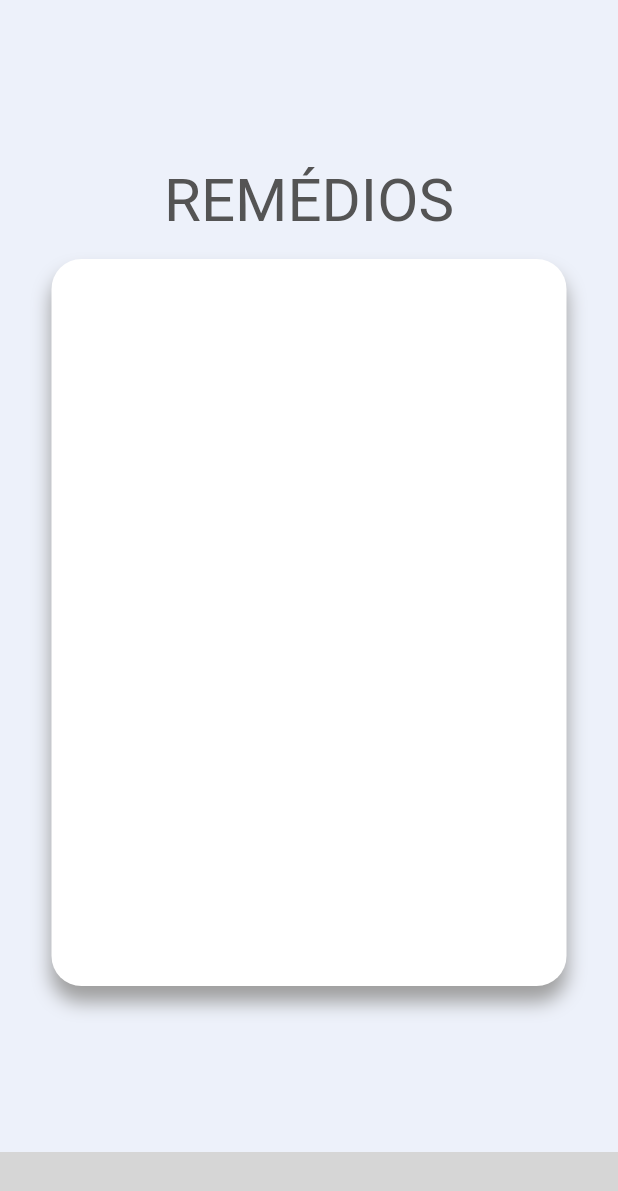
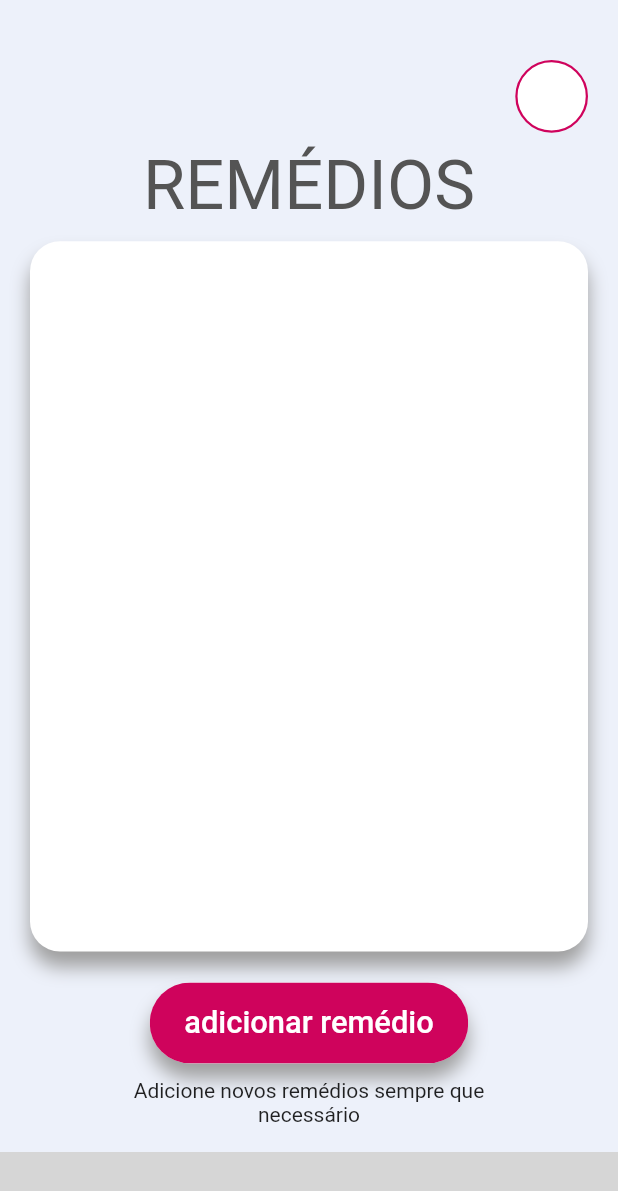
Before and after one commit to lucasbustamante/S.A.M.A.T, a Flutter app: the screen it shows after launch, on a phone screen of 412 x 824 dp. Shown: the top 1191 px of the screen. Run offline on Flutter 3.47's test engine with Material 2 defaults, Android fonts, the phone set to English and light mode, and no system bars; missing offline and left inert: convex_bottom_bar_fix; grey boxes are pictures that could not be loaded.

Commit message:
realocação de arquivos

```diff
--- /dev/null
+++ b/lib/design/button.dart
@@ -0,0 +1,33 @@
+import 'package:flutter/material.dart';
+
+import 'colors.dart';
+
+
+class Button extends StatelessWidget {
+  final String buttontext;
+
+  Button(this.buttontext);
+
+  @override
+  Widget build(BuildContext context) {
+    return Container(
+      decoration: BoxDecoration(
+        borderRadius: BorderRadius.circular(40),
+        boxShadow: [BoxShadow(color: Colors.grey,
+          blurRadius: 10,
+          offset: Offset(0,10
+          )),
+      ],),
+      child: Chip(
+          backgroundColor: kPrimaryColor,
+          padding: EdgeInsets.symmetric(horizontal: 15, vertical: 15),
+          label: Text(
+            buttontext,
+            style: TextStyle(
+                fontWeight: FontWeight.w500,
+                color: Colors.white,
+                fontSize: MediaQuery.of(context).size.width/20),
+          )),
+    );
+  }
+}
--- a/lib/convex_bar.dart
+++ b/lib/design/convex_bar.dart
@@ -1,6 +1,6 @@
 import 'package:convex_bottom_bar_fix/convex_bottom_bar_fix.dart';
 import 'package:flutter/material.dart';
-import 'package:tamas/colors.dart';
+import 'package:tamas/design/colors.dart';
 import 'package:tamas/info_container.dart';
 
 class Convex_Bar extends StatefulWidget {
@@ -21,8 +21,12 @@ class _Convex_BarState extends State<Convex_Bar> {
             children: [
               Expanded(child:
               TabBarView(children: [
-                Info_Container('REMÉDIOS'),
-                Info_Container('HISTÓRICO'),
+                Info_Container(
+                  'REMÉDIOS',
+                  button: 'adicionar remédio',
+                info: 'Adicione novos remédios sempre que necessário'),
+                Info_Container('HISTÓRICO',
+                    ),
                 Info_Container('CONFIGURAÇÕES'),
               ])),
             ],
--- a/lib/info_container.dart
+++ b/lib/info_container.dart
@@ -1,20 +1,31 @@
 import 'package:flutter/material.dart';
-import 'package:tamas/colors.dart';
+import 'package:tamas/design/button.dart';
+import 'package:tamas/design/colors.dart';
+import 'package:tamas/profile.dart';
 
 class Info_Container extends StatelessWidget {
   final String text;
-  Info_Container(this.text);
+  final String? button;
+  final String? info;
+  Info_Container(this.text,{this.button, this.info});
 
   @override
   Widget build(BuildContext context) {
-    return Column(
-      mainAxisAlignment: MainAxisAlignment.center,
+    return Padding(
+      padding: const EdgeInsets.only(left: 20, right: 20, top: 40),
+      child: Column(crossAxisAlignment: CrossAxisAlignment.end,
         children: [
-        Text(text, style: TextStyle(fontSize: 40, color: kFontColor)),
-        SizedBox(height: 15),
-        Container(
-          height: MediaQuery.of(context).size.height/1.7,
-          width: MediaQuery.of(context).size.width/1.2,
+          Profile(),
+          SizedBox(height: MediaQuery.of(context).size.height/90),
+          Center(child:
+          Text(text, style:
+          TextStyle(fontSize: MediaQuery.of(context).size.width/9,
+              color: kFontColor))),
+          SizedBox(height: MediaQuery.of(context).size.height/90),
+          Center(
+            child: Container(
+              height: MediaQuery.of(context).size.height/1.74,
+              width: MediaQuery.of(context).size.width/1.1,
               decoration: BoxDecoration(
                   boxShadow: [BoxShadow(color: Colors.grey,
                       blurRadius: 10,
@@ -24,8 +35,28 @@ class Info_Container extends StatelessWidget {
                   color: Colors.white,
                   borderRadius: BorderRadius.circular(20)
               ),
+            ),
+          ),
+          SizedBox(
+            height: MediaQuery.of(context).size.height/40
+          ),
+        Center(
+          child: Column(
+            children: [
+              if (button != null) Button(button!),
+              if (info != null) Padding(
+         padding: const EdgeInsets.only(left: 66, right: 66, top: 10),
+         child: Text(info!,textAlign: TextAlign.center,),
+       ),
+              // Padding(
+              //   padding: const EdgeInsets.only(left: 66, right: 66, top: 10),
+              //   child: Text(info!,textAlign: TextAlign.center,),
+              // ),
+            ],
+          ),
         )
         ],
+      ),
     );
   }
 }
--- a/lib/main.dart
+++ b/lib/main.dart
@@ -1,5 +1,5 @@
 import 'package:flutter/material.dart';
-import 'package:tamas/convex_bar.dart';
+import 'package:tamas/design/convex_bar.dart';
 
 void main (){
   runApp(MyApp());
--- /dev/null
+++ b/lib/profile.dart
@@ -0,0 +1,23 @@
+import 'package:flutter/material.dart';
+
+import 'design/colors.dart';
+
+class Profile extends StatelessWidget {
+  const Profile({Key? key}) : super(key: key);
+
+  @override
+  Widget build(BuildContext context) {
+    return Column(crossAxisAlignment: CrossAxisAlignment.end,
+      mainAxisAlignment: MainAxisAlignment.end,
+      children: [
+        Container(
+          height: MediaQuery.of(context).size.height/17,
+          width: MediaQuery.of(context).size.height/17,
+          decoration: BoxDecoration(color: Colors.white,
+              borderRadius: BorderRadius.circular(40),
+              border: Border.all(color: kPrimaryColor,width: 1.5)),
+        ),
+      ],
+    );
+  }
+}
```
Also changed, not shown: lib/design/colors.dart (renamed from lib/colors.dart), lib/remédios.dart (deleted), 1 other file. Lines whose indentation alone changed are shown as unchanged.
